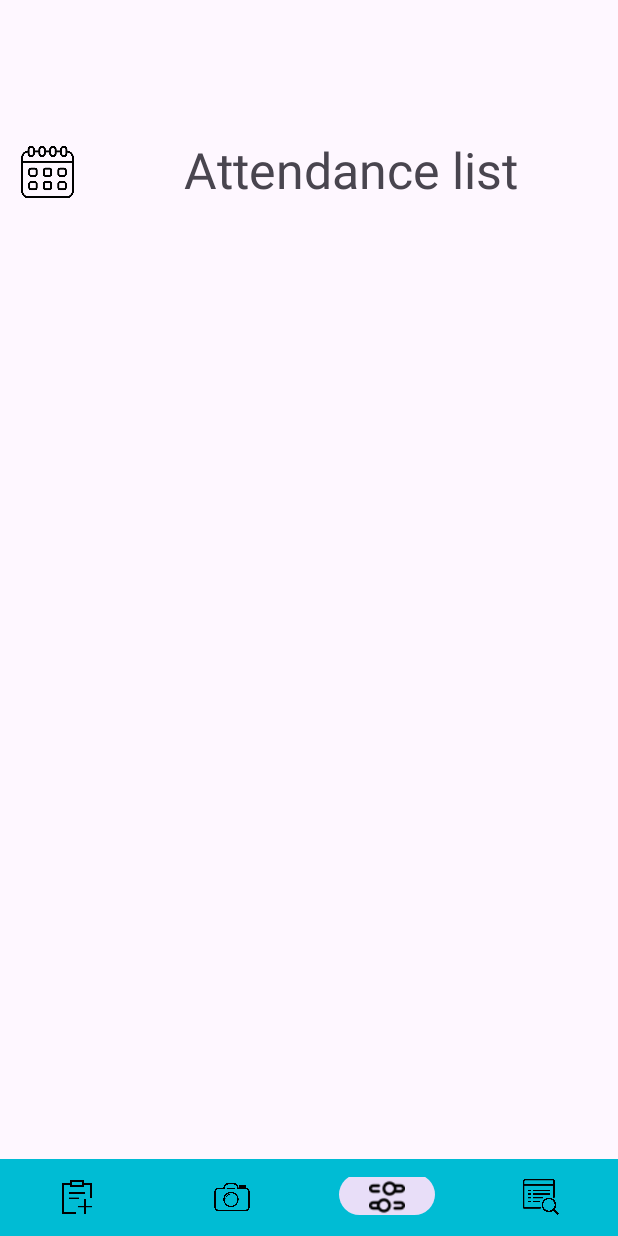
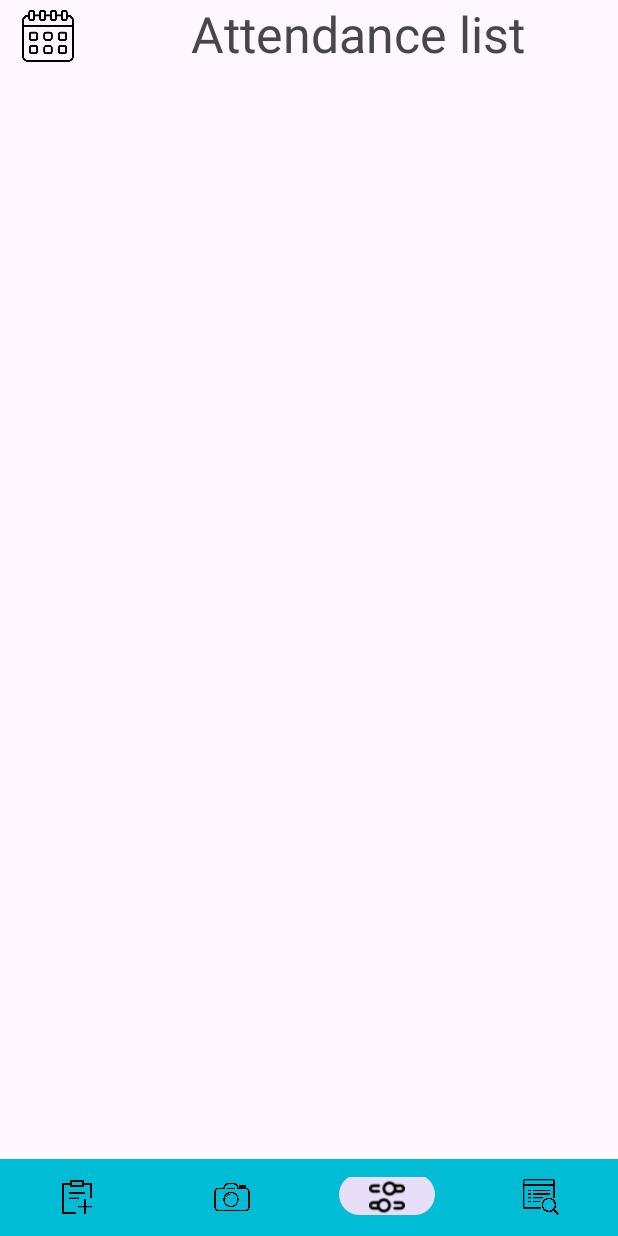
Before and after one commit to hieuhieu2001/Scan-QR-code-for-employee-attendance, an Android app: the screen it shows after launch (Home), item 3 of the bottom bar chosen, on a phone screen of 412 x 824 dp. Run offline under Robolectric (Android 15) with nearby library versions, the phone set to English and light mode, and no system bars; our stand-ins replace Firebase (no records; nobody signed in at launch, a user with empty details on screens opened directly).

Commit message:
version2

```diff
--- a/app/build.gradle.kts
+++ b/app/build.gradle.kts
@@ -54,7 +54,8 @@ dependencies {
     implementation ("androidx.viewpager2:viewpager2:1.0.0")
     implementation ("com.google.zxing:core:3.4.1")
     implementation ("com.google.android.gms:play-services-vision:20.1.3")
-
+    implementation ("com.intuit.ssp:ssp-android:1.1.0")
+    implementation ("com.intuit.sdp:sdp-android:1.1.0")
 
 
 }
--- a/app/src/main/java/com/example/myapplication/Fragments/fragment_scan_qr.kt
+++ b/app/src/main/java/com/example/myapplication/Fragments/fragment_scan_qr.kt
@@ -33,6 +33,8 @@ class fragment_scan_qr : Fragment() {
     ): View? {
         // Inflate the layout for this fragment
         val view = inflater.inflate(R.layout.fragment_scan_qr, container, false)
+        cameraPreview = view.findViewById<SurfaceView>(R.id.camera_preview)
+
         //   if (ContextCompat.checkSelfPermission(requireContext(), android.Manifest.permission.CAMERA) != PackageManager.PERMISSION_GRANTED) {
         //      ActivityCompat.requestPermissions(requireActivity(), arrayOf(android.Manifest.permission.CAMERA), 100)
         //  }
--- a/app/src/main/res/layout/activity_home.xml
+++ b/app/src/main/res/layout/activity_home.xml
@@ -9,7 +9,7 @@
     <FrameLayout
         android:id="@+id/framee_layout"
         android:layout_width="match_parent"
-        android:layout_height="682dp"
+        android:layout_height="0dp"
         app:layout_constraintBottom_toTopOf="@+id/bottombar"
         app:layout_constraintEnd_toEndOf="parent"
         app:layout_constraintHorizontal_bias="0.0"
--- a/app/src/main/res/layout/fragment_attendance.xml
+++ b/app/src/main/res/layout/fragment_attendance.xml
@@ -9,20 +9,22 @@
     <ListView
         android:id="@+id/lst_e"
 
-        android:layout_width="411dp"
-        android:layout_height="644dp"
+        android:layout_width="match_parent"
+        android:layout_height="0dp"
         app:layout_constraintEnd_toEndOf="parent"
+        app:layout_constraintBottom_toBottomOf="parent"
         app:layout_constraintHorizontal_bias="0.0"
         app:layout_constraintStart_toStartOf="parent"
-        app:layout_constraintTop_toBottomOf="@+id/tx_date" />
+        app:layout_constraintTop_toBottomOf="@+id/tx_date"
+        tools:listitem="@layout/items" />
 
     <LinearLayout
         android:id="@+id/linearLayout"
-        android:layout_width="404dp"
+        android:layout_width="match_parent"
         android:layout_height="48dp"
         android:orientation="horizontal"
-        tools:layout_editor_absoluteX="1dp"
-        tools:layout_editor_absoluteY="1dp">
+        app:layout_constraintTop_toTopOf="parent"
+        tools:layout_editor_absoluteX="1dp">
 
         <ImageView
             android:id="@+id/imageView12"
--- a/app/src/main/res/layout/fragment_scan_qr.xml
+++ b/app/src/main/res/layout/fragment_scan_qr.xml
@@ -1,5 +1,5 @@
 <?xml version="1.0" encoding="utf-8"?>
-<FrameLayout xmlns:android="http://schemas.android.com/apk/res/android"
+<androidx.constraintlayout.widget.ConstraintLayout xmlns:android="http://schemas.android.com/apk/res/android"
     xmlns:tools="http://schemas.android.com/tools"
     android:layout_width="match_parent"
     android:background="#F44336"
@@ -29,4 +29,4 @@
         android:layout_margin="5dp"
         android:visibility="visible"
         />
-</FrameLayout>
+</androidx.constraintlayout.widget.ConstraintLayout>
--- a/app/src/main/res/layout/fragment_search.xml
+++ b/app/src/main/res/layout/fragment_search.xml
@@ -13,7 +13,7 @@
         android:layout_height="wrap_content"
         android:layout_marginTop="4dp"
         android:text="Profile Employee"
-        android:textSize="35dp"
+        android:textSize="35sp"
         app:layout_constraintEnd_toEndOf="parent"
         app:layout_constraintStart_toStartOf="parent"
         app:layout_constraintTop_toTopOf="parent" />
@@ -49,7 +49,7 @@
             android:inputType="text"
             android:text=""
             android:textAlignment="center"
-            android:textSize="30dp" />
+            android:textSize="30sp" />
     </LinearLayout>
 
     <ImageView
```
